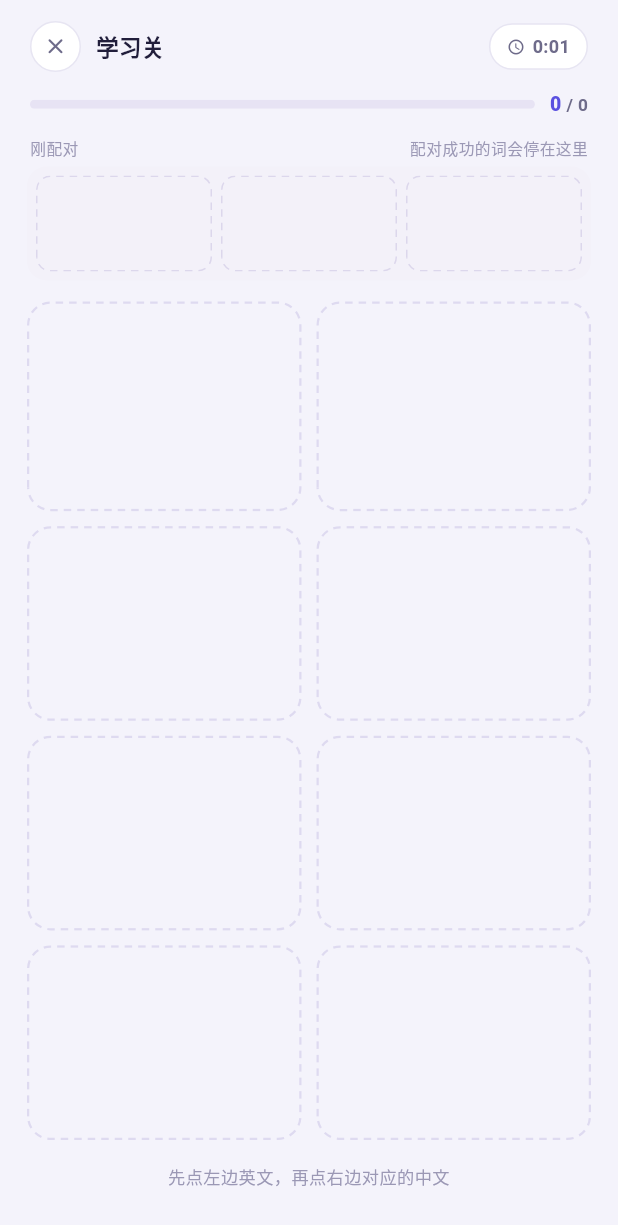
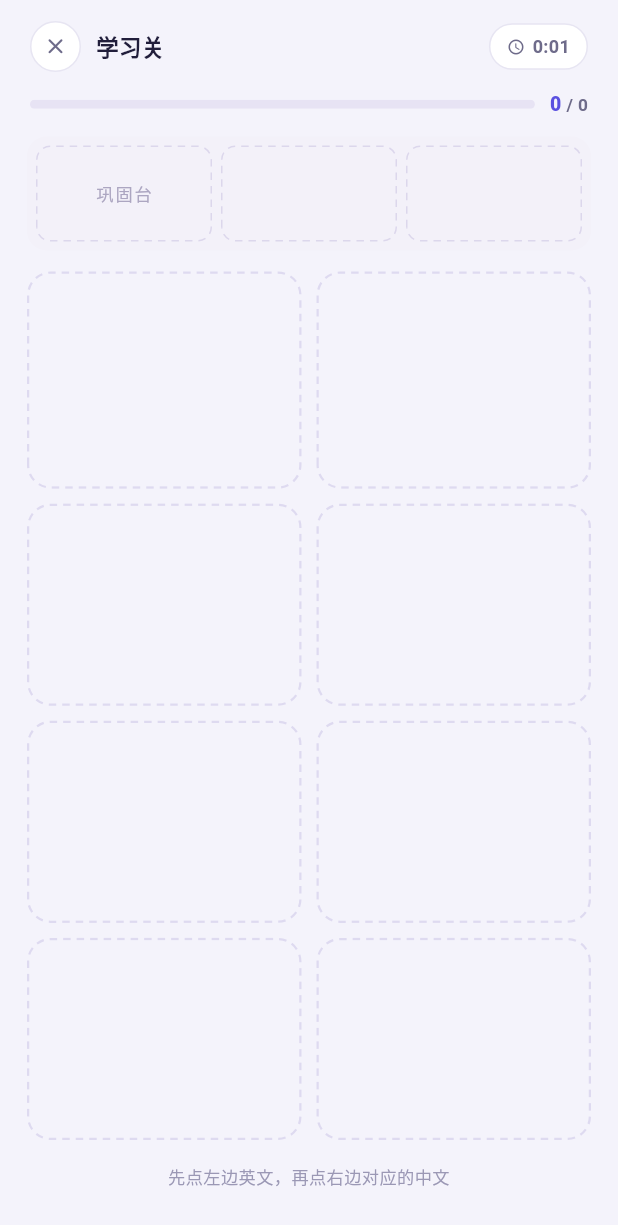
Before and after one commit to lightonthekey/app_worddeer, a Flutter app: the MatchPage screen opened directly with empty values, on a phone screen of 412 x 824 dp. Shown: the top 1225 px of the screen. Run offline on Flutter 3.47's test engine with Material 3 defaults, Android fonts, the phone set to English and light mode, and no system bars; our stand-ins replace audioplayers, shared_preferences; accounts and stored records are empty; network calls fail.

Commit message:
配对页同步原型三轮：不抖、巩固台整关横滑、最后 4 对置灰
- 去掉配对成功的 hop 抖动，flyStart 480→40ms，绿一帧就收走
- 巩固台改横向 ListView：一关的词全留着，新词落位自动跟到最右，
  用户往回翻过就不再抢位置（用 UserScrollNotification 判定，不能用 ScrollController
  的 listener——内容变长时它会自己发通知，把跟拍误判成用户回翻）
- 懒加载 maxScrollExtent 是估算值，滚完再比一次补滚
- 最后 4 对原地置灰（_Card.done + 淡对勾），结算按配对数量判
- 空态第一格居中印「巩固台」（11.5px / w400），外面那行标签删掉
- _NoBarScrollBehavior 关掉桌面端自动加的滚动条
- 测试：新增「最后 4 对原地置灰」，重写巩固台/流畅度两条，97 条全过

```diff
--- a/lib/pages/match.dart
+++ b/lib/pages/match.dart
@@ -11,16 +11,21 @@ import '../confetti.dart';
 ///
 /// 规则（和原型逐条对齐）：
 /// - 左列英文、右列中文，共 4 行；
-/// - 点英文再点中文，判对就变绿 → 绿卡留在原地 → 合拢飞向顶部「巩固台」→
+/// - 点英文再点中文，判对就变绿 → 绿卡一帧后收走 → 两张「飞到」顶部「巩固台」→
 ///   棋盘原地补新词；
 /// - **英文列位置固定**（哪格消失补哪格），**中文列每次都整列重排**，
 ///   且保证没有任何一行左右是同一个词 —— 位置记不住，就没法靠蒙连对；
-/// - 巩固台最多留 3 个词，满了整条左移一格：最旧的滑出、新词从右边滑入；
+/// - 巩固台是一关到底的横滑轨道：配对成功的词全按顺序留着，一屏露 3 格，
+///   新词落位时自动跟到最右，用户往回翻过就不抢位置；
+/// - 词池空了以后的最后几对**原地置灰**（不飞、不补位），收尾是一整盘学完的词；
 /// - 判错只让点的两张红一下再恢复，不换位、也不把正确答案标出来；
-/// - 桌面清空且没有待补的词 → 结算。
+/// - 配对数量够了 → 结算。
 ///
 /// 时间轴见 [_T]。核心约定：**只有 judge 的 140ms 会锁住操作**，
-/// 绿卡停留、飞行、补位、巩固台左移全是背景动画，手快可以一路配下去。
+/// 收卡、飞行、补位、巩固台落位全是背景动画，手快可以一路配下去。
+///
+/// 巩固台不用系统滚动条：`overflow` 那套在桌面端会自动画一条横向滚动条，
+/// 手机应用里很少见这种控件，所以这里用 `_NoBarScrollBehavior` 把它整个关掉。
 
 // ---------------------------------------------------------------- 视觉常量
 
@@ -47,13 +52,14 @@ class _T {
   static const judge = Duration(milliseconds: 140);
 
   /// 绿卡留在原地的时长（从判定算起），之后开始起飞。
-  static const flyStart = Duration(milliseconds: 480);
+  /// 40ms ≈ 绿一帧就收走 —— 原来 480ms 的停顿玩起来很拖。
+  static const flyStart = Duration(milliseconds: 40);
 
   /// 飞向巩固台的时长。
   static const flyDur = Duration(milliseconds: 340);
 
-  /// 巩固台整条左移一格。
-  static const shelfShift = Duration(milliseconds: 300);
+  /// 巩固台跟到最右的时长。
+  static const shelfFollow = Duration(milliseconds: 320);
 
   /// 巩固台新词的绿框高亮停留。
   static const fresh = Duration(milliseconds: 2000);
@@ -61,7 +67,6 @@ class _T {
   /// 配错后红卡恢复的等待。
   static const wrong = Duration(milliseconds: 520);
 
-  static const hop = Duration(milliseconds: 300);
   static const shake = Duration(milliseconds: 420);
 }
 
@@ -104,32 +109,28 @@ class _MatchPageState extends State<MatchPage> with TickerProviderStateMixin {
   final GlobalKey _stackKey = GlobalKey();
   final List<GlobalKey> _enKeys = List.generate(kPairs, (_) => GlobalKey());
   final List<GlobalKey> _zhKeys = List.generate(kPairs, (_) => GlobalKey());
-  final List<GlobalKey> _shelfKeys = List.generate(3, (_) => GlobalKey());
-
-  late final AnimationController _hop =
-      AnimationController(vsync: this, duration: _T.hop);
+
+  /// 巩固台轨道（量飞行落点用）
+  final GlobalKey _shelfInnerKey = GlobalKey();
+
   late final AnimationController _shake =
       AnimationController(vsync: this, duration: _T.shake);
-  late final AnimationController _shift =
-      AnimationController(vsync: this, duration: _T.shelfShift);
+
+  /// 巩固台横滑：滚到最右才算「跟拍」，用户往回翻过就不再抢位置
+  final ScrollController _shelfCtrl = ScrollController();
+  bool _shelfPinned = true;
 
   final List<_Card> _en = List.generate(kPairs, (_) => _Card(isEn: true));
   final List<_Card> _zh = List.generate(kPairs, (_) => _Card(isEn: false));
   final List<Word> _queue = [];
 
-  /// 巩固台：最多 3 个，左旧右新
+  /// 巩固台：一关的词全按顺序留着，左旧右新
   final List<_ShelfItem> _shelf = [];
-
-  /// 正在滑入的第 4 格（只在左移动画期间存在）
-  _ShelfItem? _incoming;
   int _shelfSeq = 0;
 
   /// 局数。重开时 +1，异步流程（退场、落位）恢复后靠它判断自己是不是上一局的，
   /// 否则上一局还在飞的克隆卡会补到新棋盘、旧定时器会把新巩固台提前灭灯。
   int _round = 0;
-
-  /// 落位串行化：左移动画没走完不插下一张，否则第二张会算错位置
-  Future<void> _shelfChain = Future<void>.value();
 
   /// 巩固台的高亮定时器：dispose 时要一起收掉，否则页面关掉还挂着 timer
   final List<Timer> _shelfTimers = [];
@@ -209,9 +210,8 @@ class _MatchPageState extends State<MatchPage> with TickerProviderStateMixin {
       t.cancel();
     }
     _shelfTimers.clear();
-    _hop.dispose();
     _shake.dispose();
-    _shift.dispose();
+    _shelfCtrl.dispose();
     for (final f in _flights) {
       f.ctrl.dispose();
     }
@@ -234,7 +234,6 @@ class _MatchPageState extends State<MatchPage> with TickerProviderStateMixin {
       f.ctrl.dispose();
     }
     _flights.clear();
-    _shelfChain = Future<void>.value();
 
     _queue
       ..clear()
@@ -247,9 +246,9 @@ class _MatchPageState extends State<MatchPage> with TickerProviderStateMixin {
       c.clear();
     }
     _shelf.clear();
-    _incoming = null;
     _shelfSeq = 0;
-    _shift.value = 0;
+    _shelfPinned = true;
+    if (_shelfCtrl.hasClients) _shelfCtrl.jumpTo(0);
     _wrong.clear();
     _done = _combo = _maxCombo = _firstTry = 0;
     _selEn = _selZh = null;
@@ -295,6 +294,7 @@ class _MatchPageState extends State<MatchPage> with TickerProviderStateMixin {
     c.bad = false;
     c.sel = false;
     c.gone = false;
+    c.done = false;
     c.stamp++;
   }
 
@@ -303,7 +303,7 @@ class _MatchPageState extends State<MatchPage> with TickerProviderStateMixin {
   void _tap(bool isEn, int i) {
     if (_lock || _over || _finished) return;
     final c = isEn ? _en[i] : _zh[i];
-    if (c.w == null || c.ok || c.gone) return;
+    if (c.w == null || c.ok || c.gone || c.done) return;
 
     if (isEn) {
       if (_selEn == i) {
@@ -374,7 +374,6 @@ class _MatchPageState extends State<MatchPage> with TickerProviderStateMixin {
       _en[ei].ok = true;
       _zh[zi].ok = true;
     });
-    _hop.forward(from: 0);
 
     // 纸屑从两张卡的连线中点炸一簇：在各自中心炸会正好盖住刚配对的词
     if (pa != null && pb != null) {
@@ -431,6 +430,11 @@ class _MatchPageState extends State<MatchPage> with TickerProviderStateMixin {
   // ------------------------------------------------------------ 退场 / 补位
 
   /// 绿卡先藏起来 → 两张「飞到」巩固台 → 棋盘原地补新词 → 落位。
+  ///
+  /// 词池已经空了的那几对走另一条路：**不飞、不补位，原地置灰**。
+  /// 一关 10 对、一屏 4 对，前 6 对配完刚好把最后一屏补满，
+  /// 之后的每一对都是「最后几对」—— 收尾时盘上是一整盘学完的词，
+  /// 而不是一屏错开的虚线空格（那看着像界面坏了）。
   Future<void> _retire(
     int ei,
     int zi,
@@ -442,6 +446,24 @@ class _MatchPageState extends State<MatchPage> with TickerProviderStateMixin {
     if (!mounted || _over) return;
     final r = _round;
 
+    // 词池空 = 盘上这几对就是最后的
+    if (_queue.isEmpty) {
+      setState(() {
+        _en[ei]
+          ..ok = false
+          ..done = true;
+        _zh[zi]
+          ..ok = false
+          ..done = true;
+      });
+      Future<void>.delayed(const Duration(milliseconds: 240), () {
+        if (!mounted || _over || r != _round) return;
+        _enqueueShelf(w);
+      });
+      _checkEnd();
+      return;
+    }
+
     final target = _shelfTarget();
     if (fromEn != null && fromZh != null && target != null && rect != null) {
       _launchFlyer(w, fromEn, target, rect);
@@ -467,13 +489,17 @@ class _MatchPageState extends State<MatchPage> with TickerProviderStateMixin {
   void _refill(int ei, int zi) {
     final next = _queue.isEmpty ? null : _queue.removeAt(0);
 
+    // 兜底：正常走不到（词池空了几率已在 _retire 里分流），
+    // 万一走到就当这一对也置灰，别把棋盘弄成半张。
     if (next == null) {
-      // 队列空了 = 收尾：这一对清掉，剩下的卡片收拢到底部对齐
       setState(() {
-        _en[ei].clear();
-        _zh[zi].clear();
+        _en[ei]
+          ..ok = false
+          ..done = true;
+        _zh[zi]
+          ..ok = false
+          ..done = true;
         _selEn = _selZh = null;
-        _compact();
       });
       _checkEnd();
       return;
@@ -520,42 +546,10 @@ class _MatchPageState extends State<MatchPage> with TickerProviderStateMixin {
     }
   }
 
-  /// 收尾收拢：剩余卡片往前挤，空位统一压到底部。
-  /// 不做的话左右两列会各剩几个虚线空格、位置还错开，看着像界面坏了。
-  void _compact() {
-    final eItems = <Word>[for (final c in _en) if (c.w != null) c.w!];
-    final zItems = <Word>[for (final c in _zh) if (c.w != null) c.w!];
-
-    for (var t = 0; t < 30 && zItems.length > 1; t++) {
-      zItems.shuffle(_rnd);
-      var bad = false;
-      for (var k = 0; k < eItems.length && k < zItems.length; k++) {
-        if (eItems[k].en == zItems[k].en) {
-          bad = true;
-          break;
-        }
-      }
-      if (!bad) break;
-    }
-
-    for (var i = 0; i < kPairs; i++) {
-      if (i < eItems.length) {
-        _paint(_en[i], eItems[i]);
-      } else {
-        _en[i].clear();
-      }
-      if (i < zItems.length) {
-        _paint(_zh[i], zItems[i]);
-      } else {
-        _zh[i].clear();
-      }
-    }
-  }
-
   void _checkEnd() {
-    if (_over) return;
-    if (_queue.isNotEmpty) return;
-    if (_en.any((c) => c.w != null)) return;
+    if (_over || _finished) return;
+    // 收尾那几对是置灰留在盘上的，不再是「盘空了才算完」——按配对数量收
+    if (_done < _total) return;
     _finished = true;
     Future<void>.delayed(const Duration(milliseconds: 460), () {
       if (!mounted || !_finished) return;
@@ -578,51 +572,59 @@ class _MatchPageState extends State<MatchPage> with TickerProviderStateMixin {
 
   // ------------------------------------------------------------ 巩固台
 
+  /// 飞行落点：台子右端（新词总是加在最右边）。
+  /// 飞行途中就淡到 0 了，不需要落得像素级准。
   Offset? _shelfTarget() {
-    final idx = math.min(_shelf.length, 2);
-    return _centerOf(_shelfKeys[idx]);
-  }
-
-  void _enqueueShelf(Word w) {
-    _shelfChain = _shelfChain.then((_) => _landOnShelf(w));
-  }
-
-  Future<void> _landOnShelf(Word w) async {
+    final r = _rectOf(_shelfInnerKey);
+    if (r == null) return null;
+    return Offset(r.right - 30, r.center.dy);
+  }
+
+  void _enqueueShelf(Word w) => _landOnShelf(w);
+
+  void _landOnShelf(Word w) {
     if (!mounted || _over) return;
-    final r = _round;
-
-    // 还有空格：直接落进去（弹一下）
-    if (_shelf.length < 3) {
     final item = _ShelfItem(w, _shelfSeq++);
     setState(() => _shelf.add(item));
     _freshTimer(item);
-      return;
-    }
-
-    // 满了：整条左移一格（新词先挂到轨道尾部，此时在右边界外被裁掉）
-    final item = _ShelfItem(w, _shelfSeq++, slid: true);
-    setState(() => _incoming = item);
-    try {
-      // orCancel：重开时 _shift 会被归零（动画取消），直接 await 原 future
-      // 在取消后永远不完成，会把整条落位队列卡死在这一局。
-      await _shift.forward(from: 0).orCancel;
-    } catch (_) {
-      return;
-    }
-    if (!mounted || _over || r != _round) return;
-
-    // 数据换掉的同时把位移归零：同一帧内完成，不会闪
-    _shift.value = 0;
-    setState(() {
-      _shelf.removeAt(0);
-      _shelf.add(item);
-      _incoming = null;
-    });
-    _freshTimer(item, minus: _T.shelfShift);
-  }
-
-  void _freshTimer(_ShelfItem item, {Duration minus = Duration.zero}) {
-    _shelfTimers.add(Timer(_T.fresh - minus, () {
+    _followShelf();
+  }
+
+  /// 贴着最右才跟拍。
+  ///
+  /// 为什么不用 `ScrollController.addListener` 判断：新词进来后轨道变长，
+  /// `ScrollPosition` 会自己发一次通知（maxScrollExtent 变了），
+  /// 那一帧 pixels 还停在旧的最右，会被误判成「用户往回翻了」，
+  /// 于是从第 4 个词起就再也不跟随。改成只认 `UserScrollNotification`——
+  /// 它只在手指拖 / 惯性滚动时发，程序自己滚不发。
+  void _followShelf() {
+    if (!_shelfPinned) return;
+    WidgetsBinding.instance.addPostFrameCallback((_) => _scrollShelfToEnd(0));
+  }
+
+  /// 一关最多 10 对，补滚两次就到头了（深度限制只是保险）。
+  Future<void> _scrollShelfToEnd(int depth) async {
+    if (!mounted || depth > 3 || !_shelfCtrl.hasClients) return;
+    final p = _shelfCtrl.position;
+    if (!p.hasContentDimensions) return;
+    final target = p.maxScrollExtent;
+    if ((target - p.pixels).abs() < 1) return;
+    await _shelfCtrl.animateTo(
+      target,
+      duration: depth == 0
+          ? _T.shelfFollow
+          : const Duration(milliseconds: 120),
+      curve: Curves.easeOutCubic,
+    );
+    if (!mounted || !_shelfCtrl.hasClients) return;
+    // 懒加载的 ListView 里 maxScrollExtent 是估算值：滚完可能又变长，再补一次
+    if (_shelfCtrl.position.maxScrollExtent - _shelfCtrl.position.pixels > 1) {
+      await _scrollShelfToEnd(depth + 1);
+    }
+  }
+
+  void _freshTimer(_ShelfItem item) {
+    _shelfTimers.add(Timer(_T.fresh, () {
       if (!mounted) return;
       setState(() => item.fresh = false);
     }));
@@ -954,87 +956,64 @@ class _MatchPageState extends State<MatchPage> with TickerProviderStateMixin {
   // ------------------------------------------------------------ 巩固台
 
   Widget _shelfBar() {
-    final n = _shelf.length;
-    final items = [..._shelf, ?_incoming];
+    // 一屏固定 3 格：填满后往右加格，一关 10 对全留着，用户自己拖回去看
+    final count = math.max(3, _shelf.length);
 
     return Padding(
       padding: const EdgeInsets.fromLTRB(18, 12, 18, 0),
-      child: Column(
-        children: [
-          Padding(
-            padding: const EdgeInsets.only(bottom: 5, left: 2, right: 2),
-            child: Row(
-              children: [
-                const Text('刚配对',
-                    style: TextStyle(
-                        fontSize: 10.5, color: _ink3, letterSpacing: .3)),
-                const Spacer(),
-                Text(
-                  n == 0 ? '配对成功的词会停在这里' : '最近 $n 个',
-                  style: const TextStyle(
-                      fontSize: 10.5, color: _ink3, letterSpacing: .3),
-                ),
-              ],
-            ),
-          ),
-          Container(
+      child: Container(
         key: const ValueKey('shelf'),
         height: 76,
         padding: const EdgeInsets.all(6),
+        clipBehavior: Clip.antiAlias,
         decoration: BoxDecoration(
           color: _shelfBg,
           borderRadius: BorderRadius.circular(13),
         ),
-            child: ClipRRect(
-              borderRadius: BorderRadius.circular(9),
         child: LayoutBuilder(
           builder: (context, box) {
             const gap = 6.0;
+            // 槽宽跟着台子宽度走：一屏正好 3 格铺满，右边不留灰缝
             final w = (box.maxWidth - gap * 2) / 3;
-                  return AnimatedBuilder(
-                    animation: _shift,
-                    builder: (context, _) {
-                      final dx = _shift.value * (w + gap);
-                      return Stack(
-                        clipBehavior: Clip.none,
-                        children: [
-                          for (var k = 0; k < 3; k++)
-                            Positioned(
-                              left: k * (w + gap) - dx,
-                              top: 0,
+            return ScrollConfiguration(
+              // 桌面端默认会给可滚动区域画滚动条，这里整个关掉
+              behavior: const _NoBarScrollBehavior(),
+              child: NotificationListener<UserScrollNotification>(
+                onNotification: (n) {
+                  final m = n.metrics;
+                  _shelfPinned = m.maxScrollExtent <= 0 ||
+                      m.pixels >= m.maxScrollExtent - 8;
+                  return false;
+                },
+                child: ListView.separated(
+                  key: _shelfInnerKey,
+                  controller: _shelfCtrl,
+                  scrollDirection: Axis.horizontal,
+                  physics: const ClampingScrollPhysics(),
+                  itemCount: count,
+                  separatorBuilder: (_, _) => const SizedBox(width: gap),
+                  itemBuilder: (context, i) {
+                    final it = i < _shelf.length ? _shelf[i] : null;
+                    return SizedBox(
                       width: w,
-                              height: box.maxHeight,
                       child: _shelfSlot(
-                                k < items.length ? items[k] : null,
-                                _shelfKeys[k],
-                                pop: k < items.length &&
-                                    items[k].fresh &&
-                                    !items[k].slid,
-                              ),
-                            ),
-                          // 左移时多出来的第 4 格（此刻在右边界外）
-                          if (items.length > 3)
-                            Positioned(
-                              left: 3 * (w + gap) - dx,
-                              top: 0,
-                              width: w,
-                              height: box.maxHeight,
-                              child: _shelfSlot(items[3], null),
-                            ),
-                        ],
+                        it,
+                        // 空态第一格上印台子的名字，卡片被词填上就没了
+                        placeholder: i == 0 && _shelf.isEmpty,
+                        pop: it != null && it.fresh,
+                      ),
                     );
                   },
+                ),
+              ),
             );
           },
         ),
       ),
-          ),
-        ],
-      ),
-    );
-  }
-
-  Widget _shelfSlot(_ShelfItem? it, Key? key, {bool pop = false}) {
+    );
+  }
+
+  Widget _shelfSlot(_ShelfItem? it, {bool placeholder = false, bool pop = false}) {
     final filled = it != null;
     final fresh = it?.fresh ?? false;
 
@@ -1102,7 +1081,6 @@ class _MatchPageState extends State<MatchPage> with TickerProviderStateMixin {
     }
 
     return Stack(
-      key: key,
       fit: StackFit.expand,
       children: [
         AnimatedContainer(
@@ -1128,6 +1106,19 @@ class _MatchPageState extends State<MatchPage> with TickerProviderStateMixin {
               painter: _DashBorder(color: border, radius: 9, width: 1),
             ),
           ),
+        // 空态第一格就是台子的名字：字压在背景卡上，不占额外一行
+        if (!filled && placeholder)
+          const Center(
+            child: Text(
+              '巩固台',
+              style: TextStyle(
+                fontSize: 11.5,
+                fontWeight: FontWeight.w400,
+                letterSpacing: 1.2,
+                color: Color(0xFFACA6C1),
+              ),
+            ),
+          ),
         if (fresh)
           const Positioned(
             top: 3,
@@ -1177,31 +1168,12 @@ class _MatchPageState extends State<MatchPage> with TickerProviderStateMixin {
 
   Widget _cardView(_Card c, int i, bool isEn) {
     return AnimatedBuilder(
-      animation: Listenable.merge([_hop, _shake]),
+      animation: _shake,
       builder: (context, _) {
         var dy = 0.0;
-        var scale = 1.0;
-
-        if (c.ok) {
-          // 轻轻一抬就停在半空（-3.5），不落回桌面 —— 落回去像「凹进桌子」
-          final k = _hop.value;
-          if (k < .32) {
-            dy = -10 * (k / .32);
-            scale = 1 + .035 * (k / .32);
-          } else if (k < .58) {
-            final u = (k - .32) / .26;
-            dy = -10 + 9 * u;
-            scale = 1.035 - .027 * u;
-          } else if (k < .80) {
-            final u = (k - .58) / .22;
-            dy = -1 - 3.5 * u;
-            scale = 1.008 + .012 * u;
-          } else {
-            final u = (k - .80) / .20;
-            dy = -4.5 + u;
-            scale = 1.020 - .002 * u;
-          }
-        } else if (c.bad) {
+
+        // 配对成功不再抖：判定完绿一帧就收走，反馈交给纸屑 + 飞向巩固台
+        if (c.bad) {
           const ys = [0.0, -8.0, 7.0, -5.0, 4.0, -2.0, 0.0];
           final p = _shake.value * (ys.length - 1);
           final idx = p.floor().clamp(0, ys.length - 2);
@@ -1211,7 +1183,7 @@ class _MatchPageState extends State<MatchPage> with TickerProviderStateMixin {
         final lift = c.sel ? -3.0 : 0.0;
         return Transform.translate(
           offset: Offset(0, dy + lift),
-          child: Transform.scale(scale: scale, child: _cardBox(c, i, isEn)),
+          child: _cardBox(c, i, isEn),
         );
       },
     );
@@ -1236,6 +1208,13 @@ class _MatchPageState extends State<MatchPage> with TickerProviderStateMixin {
       bg = Colors.transparent;
       border = const Color(0xFFDEDAF0);
       dashed = true;
+      shadow = const [];
+    } else if (c.done) {
+      // 收尾置灰：这一盘都学完了，词留在原位当背景
+      bg = const Color(0xFFF2F1F7);
+      border = const Color(0xFFE6E3EF);
+      textColor = const Color(0xFFA9A5BB);
+      subColor = const Color(0xFFC0BCCC);
       shadow = const [];
     } else if (c.ok) {
       bg = _ok50;
@@ -1339,6 +1318,14 @@ class _MatchPageState extends State<MatchPage> with TickerProviderStateMixin {
                   painter: _DashBorder(color: border, radius: 15, width: borderWidth),
                 ),
               ),
+            // 收尾置灰的卡右上角一个淡对勾：这一对已经学过、不用再管
+            if (c.done)
+              const Positioned(
+                top: 6,
+                right: 9,
+                child: Text('✓',
+                    style: TextStyle(fontSize: 11, color: Color(0xFFB4AFC6))),
+              ),
           ],
         ),
       ),
@@ -1519,26 +1506,26 @@ class _Card {
   /// 已退场（原卡隐藏、等补位）：此时不响应点击
   bool gone = false;
 
+  /// 收尾置灰：词留在原位不再动（最后一屏学完的样子）
+  bool done = false;
+
   /// 每次换词 +1，卡片用它重播入场动画
   int stamp = 0;
 
   void clear() {
     w = null;
-    sel = ok = bad = gone = false;
+    sel = ok = bad = gone = done = false;
     stamp++;
   }
 }
 
 class _ShelfItem {
-  _ShelfItem(this.w, this.seq, {this.slid = false});
+  _ShelfItem(this.w, this.seq);
 
   final Word w;
 
   /// 唯一标识（同一个词可能重复出现），用于重播弹入动画
   final int seq;
-
-  /// 是不是「整条左移」滑进来的：滑进来的不用再播弹入动画
-  final bool slid;
   bool fresh = true;
 }
 
@@ -1560,6 +1547,17 @@ class _Flight {
 
 // ---------------------------------------------------------------- 绘制
 
+/// 一列都不画滚动条：巩固台是横滑轨道，手机应用里没人想要那条横条。
+/// 桌面端 Flutter 默认会给可滚动区域自动加 Scrollbar，这里把它整个关掉。
+class _NoBarScrollBehavior extends MaterialScrollBehavior {
+  const _NoBarScrollBehavior();
+
+  @override
+  Widget buildScrollbar(
+          BuildContext context, Widget child, ScrollableDetails details) =>
+      child;
+}
+
 /// 虚线边框（空格用）：Flutter 没有原生 dashed border，沿圆角路径切段画
 class _DashBorder extends CustomPainter {
   _DashBorder({required this.color, required this.radius, this.width = 1.5});
```
Also changed, not shown: design/shots/g2-start.png, 10 other files. Lines whose indentation alone changed are shown as unchanged.
